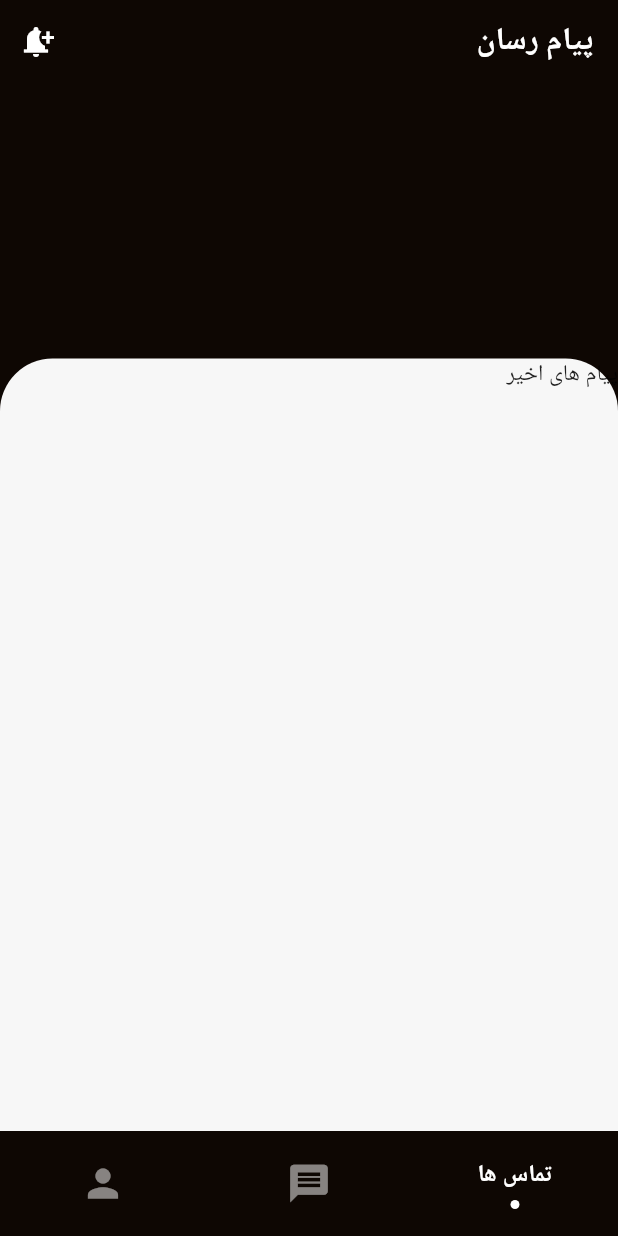
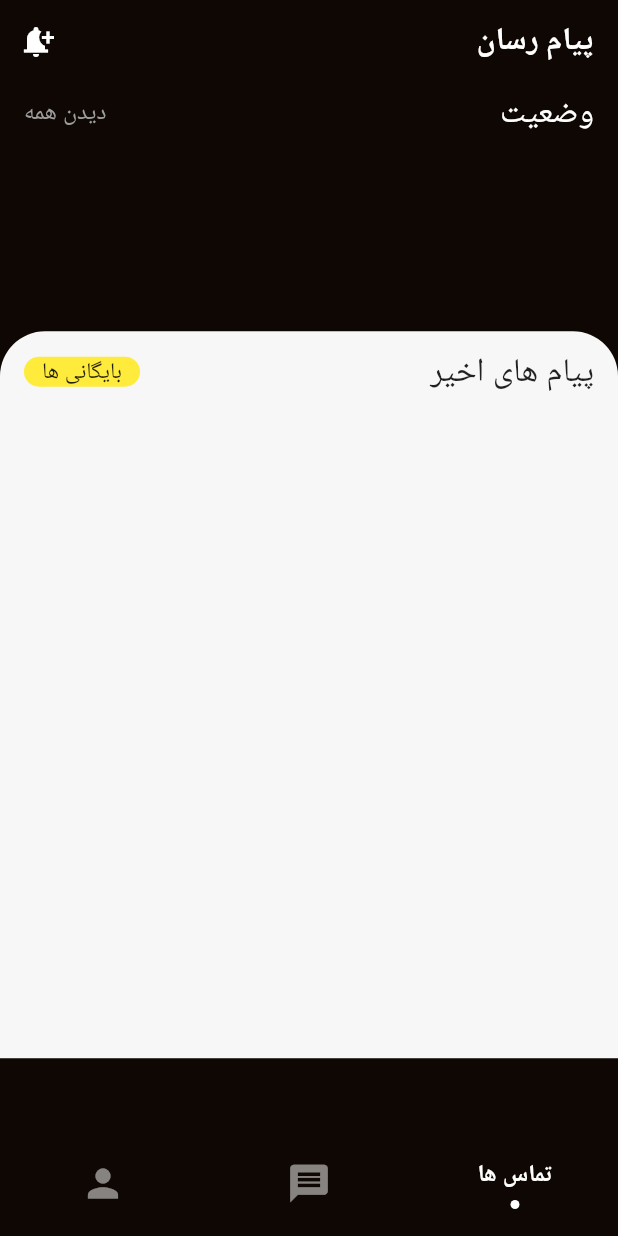
Before and after one commit to smrTofighi/dialog_app, a Flutter app: the screen it shows after launch, on a phone screen of 412 x 824 dp. Run offline on Flutter 3.47's test engine with Material 2 defaults, Android fonts, the phone set to English and light mode, and no system bars; drawn by our look-alikes of sliding_clipped_nav_bar; our stand-ins replace get.

Commit message:
change chats view

```diff
--- a/lib/views/chats_view.dart
+++ b/lib/views/chats_view.dart
@@ -8,40 +8,74 @@ class ChatsView extends StatelessWidget {
 
   @override
   Widget build(BuildContext context) {
+    var size = MediaQuery.of(context).size;
     return SizedBox(
       height: Get.height,
       width: Get.width,
-      child: Stack(
+      child: Column(
         children: [
-          Positioned(
-            bottom: 0,
-            right: 0,
-            left: 0,
-            child: Container(
+          SizedBox(
+            height: size.height / 5,
             width: Get.width,
-              height: Get.height / 1.6,
+            child: Column(
+              children: [
+                Padding(
+                  padding:
+                      const EdgeInsets.symmetric(horizontal: 16, vertical: 4),
+                  child: Row(
+                    mainAxisAlignment: MainAxisAlignment.spaceBetween,
+                    children: const [
+                      Text(
+                        'وضعیت',
+                        style: TextStyle(color: Colors.white, fontSize: 22),
+                      ),
+                      Text(
+                        'دیدن همه',
+                        style: TextStyle(color: Colors.grey, fontSize: 16),
+                      ),
+                    ],
+                  ),
+                )
+              ],
+            ),
+          ),
+          Container(
+            width: Get.width,
+            height: size.height / 1.7,
             decoration: const BoxDecoration(
               color: SolidColors.scaffoldBGColor,
               borderRadius: BorderRadius.only(
-                  topLeft: Radius.circular(35),
-                  topRight: Radius.circular(35),
+                topLeft: Radius.circular(30),
+                topRight: Radius.circular(30),
               ),
             ),
-              child: SizedBox(
-                width: Get.width,
-                height: Get.height,
             child: Column(
               children: [
-                    const Align(
-                      child: Text('پیام های اخیر'),
-                      alignment: Alignment.centerRight,
+                Padding(
+                  padding:
+                      const EdgeInsets.symmetric(vertical: 12, horizontal: 16),
+                  child: Row(
+                    mainAxisAlignment: MainAxisAlignment.spaceBetween,
+                    children: [
+                      const Text(
+                        'پیام های اخیر',
+                        style: TextStyle(fontSize: 22),
                       ),
-
+                      Container(
+                        padding: const EdgeInsets.symmetric(horizontal: 12),
+                        decoration: const BoxDecoration(
+                            borderRadius: BorderRadius.all(
+                              Radius.circular(100),
+                            ),
+                            color: Colors.yellow),
+                        child: const Text('بایگانی ها'),
+                      )
                     ],
                   ),
                 ),
+              ],
             ),
-          ),
+          )
         ],
       ),
     );
```
Lines whose indentation alone changed are shown as unchanged.
